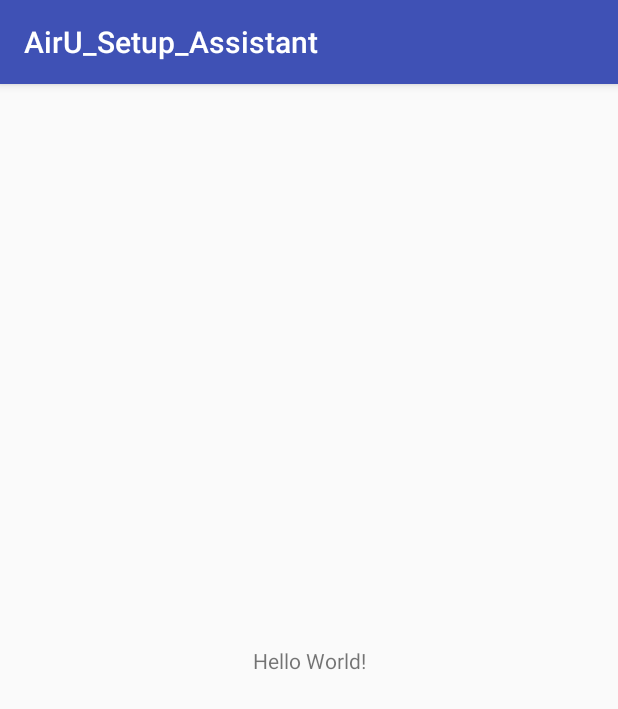
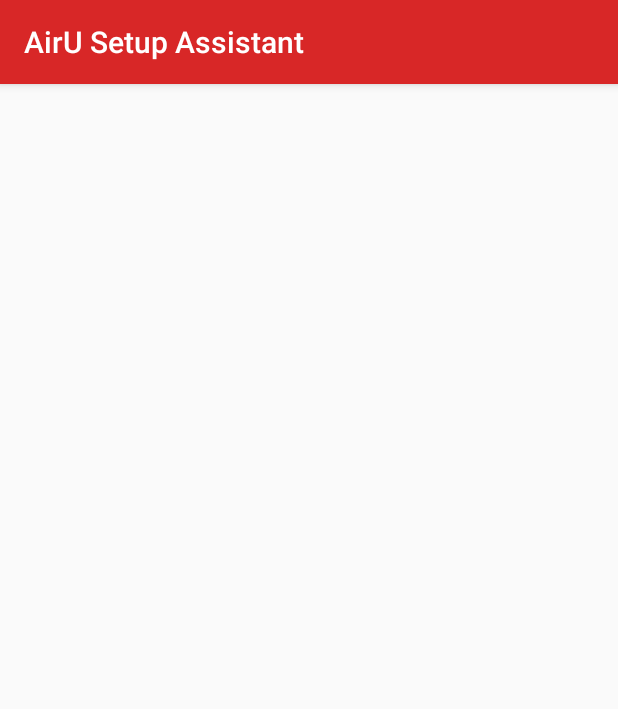
Before and after one commit to jayheiland/AirUMainAppProject, an Android app: the screen it shows after launch (MainActivity), on a phone screen of 412 x 824 dp. Shown: the top 709 px of the screen. Run offline under Robolectric (Android 15) with nearby library versions, the phone set to English and light mode, and no system bars.

```diff
--- a/AirU_Setup_Assistant/app/src/main/AndroidManifest.xml
+++ b/AirU_Setup_Assistant/app/src/main/AndroidManifest.xml
@@ -9,7 +9,7 @@
         android:roundIcon="@mipmap/ic_launcher_round"
         android:supportsRtl="true"
         android:theme="@style/AppTheme">
-        <activity android:name=".MainActivity">
+        <activity android:name=".MainActivity" android:screenOrientation="portrait">
             <intent-filter>
                 <action android:name="android.intent.action.MAIN" />
 
--- a/AirU_Setup_Assistant/app/src/main/java/com/airu/airu_setup_assistant/MainActivity.java
+++ b/AirU_Setup_Assistant/app/src/main/java/com/airu/airu_setup_assistant/MainActivity.java
@@ -9,5 +9,9 @@
     protected void onCreate(Bundle savedInstanceState) {
         super.onCreate(savedInstanceState);
         setContentView(R.layout.activity_main);
+        setTitle("AirU Setup Assistant");
     }
+
+
+
 }
--- a/AirU_Setup_Assistant/app/src/main/res/layout/activity_main.xml
+++ b/AirU_Setup_Assistant/app/src/main/res/layout/activity_main.xml
@@ -6,13 +6,4 @@
     android:layout_height="match_parent"
     tools:context=".MainActivity">
 
-    <TextView
-        android:layout_width="wrap_content"
-        android:layout_height="wrap_content"
-        android:text="Hello World!"
-        app:layout_constraintBottom_toBottomOf="parent"
-        app:layout_constraintLeft_toLeftOf="parent"
-        app:layout_constraintRight_toRightOf="parent"
-        app:layout_constraintTop_toTopOf="parent" />
-
 </android.support.constraint.ConstraintLayout>
--- a/AirU_Setup_Assistant/app/src/main/res/values/colors.xml
+++ b/AirU_Setup_Assistant/app/src/main/res/values/colors.xml
@@ -1,6 +1,6 @@
 <?xml version="1.0" encoding="utf-8"?>
 <resources>
-    <color name="colorPrimary">#3F51B5</color>
-    <color name="colorPrimaryDark">#303F9F</color>
+    <color name="colorPrimary">#D82727</color>
+    <color name="colorPrimaryDark">#991818</color>
     <color name="colorAccent">#FF4081</color>
 </resources>
```
Also changed, not shown: 11 other files.
